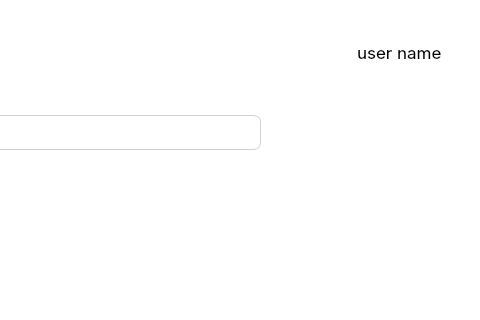
First picture: the form in layouts/devices_screen.ui, repository fedulovs/InventoryUI, before the edit; both pictures show x 751 to 1231 and y 0 to 320 of the 1231 by 774 pixel window.
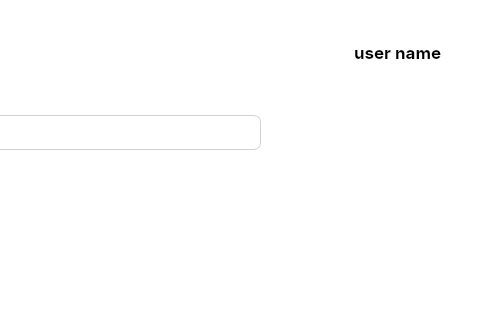
Second picture: the form after the edit. Icons and pictures are not drawn.

Commit message: Fix add_device screens

```diff
--- a/layouts/devices_screen.ui
+++ b/layouts/devices_screen.ui
@@ -168,7 +168,7 @@
                <font>
                 <family>Inter</family>
                 <pointsize>13</pointsize>
-                <bold>false</bold>
+                <bold>true</bold>
                </font>
               </property>
               <property name="styleSheet">
```
Left out of the diff: 2 changed lines with no effect on the pictures. The commit also changes 7 other files.
